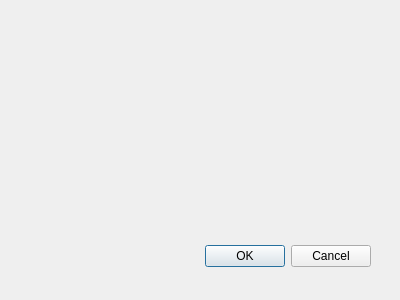
Above: CertMan/renew_cert_dlg.ui from jykim74/CertMan before the change. Below: the same form after it.
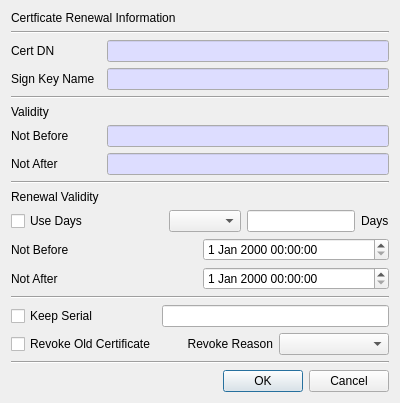
That is the form after the change.

Commit message: Renewal Certificate 기능 추가

Patch:
```diff
--- a/CertMan/renew_cert_dlg.ui
+++ b/CertMan/renew_cert_dlg.ui
@@ -9,28 +9,442 @@
     <x>0</x>
     <y>0</y>
     <width>400</width>
-    <height>300</height>
+    <height>384</height>
    </rect>
   </property>
   <property name="windowTitle">
    <string>Dialog</string>
   </property>
-  <widget class="QDialogButtonBox" name="buttonBox">
-   <property name="geometry">
-    <rect>
-     <x>30</x>
-     <y>240</y>
-     <width>341</width>
-     <height>32</height>
-    </rect>
-   </property>
-   <property name="orientation">
-    <enum>Qt::Horizontal</enum>
-   </property>
-   <property name="standardButtons">
-    <set>QDialogButtonBox::Cancel|QDialogButtonBox::Ok</set>
-   </property>
-  </widget>
+  <layout class="QVBoxLayout" name="verticalLayout">
+   <item>
+    <widget class="QLabel" name="label">
+     <property name="text">
+      <string>Certficate Renewal Information</string>
+     </property>
+    </widget>
+   </item>
+   <item>
+    <widget class="Line" name="line">
+     <property name="orientation">
+      <enum>Qt::Horizontal</enum>
+     </property>
+    </widget>
+   </item>
+   <item>
+    <layout class="QGridLayout" name="gridLayout">
+     <item row="0" column="0">
+      <widget class="QLabel" name="label_2">
+       <property name="minimumSize">
+        <size>
+         <width>90</width>
+         <height>0</height>
+        </size>
+       </property>
+       <property name="maximumSize">
+        <size>
+         <width>90</width>
+         <height>16777215</height>
+        </size>
+       </property>
+       <property name="text">
+        <string>Cert DN</string>
+       </property>
+      </widget>
+     </item>
+     <item row="0" column="1">
+      <widget class="QLineEdit" name="mCertDNText">
+       <property name="palette">
+        <palette>
+         <active>
+          <colorrole role="Base">
+           <brush brushstyle="SolidPattern">
+            <color alpha="255">
+             <red>221</red>
+             <green>221</green>
+             <blue>255</blue>
+            </color>
+           </brush>
+          </colorrole>
+         </active>
+         <inactive>
+          <colorrole role="Base">
+           <brush brushstyle="SolidPattern">
+            <color alpha="255">
+             <red>221</red>
+             <green>221</green>
+             <blue>255</blue>
+            </color>
+           </brush>
+          </colorrole>
+         </inactive>
+         <disabled>
+          <colorrole role="Base">
+           <brush brushstyle="SolidPattern">
+            <color alpha="255">
+             <red>240</red>
+             <green>240</green>
+             <blue>240</blue>
+            </color>
+           </brush>
+          </colorrole>
+         </disabled>
+        </palette>
+       </property>
+       <property name="readOnly">
+        <bool>true</bool>
+       </property>
+      </widget>
+     </item>
+     <item row="1" column="0">
+      <widget class="QLabel" name="label_3">
+       <property name="minimumSize">
+        <size>
+         <width>90</width>
+         <height>0</height>
+        </size>
+       </property>
+       <property name="maximumSize">
+        <size>
+         <width>90</width>
+         <height>16777215</height>
+        </size>
+       </property>
+       <property name="text">
+        <string>Sign Key Name</string>
+       </property>
+      </widget>
+     </item>
+     <item row="1" column="1">
+      <widget class="QLineEdit" name="mSignKeyName">
+       <property name="palette">
+        <palette>
+         <active>
+          <colorrole role="Base">
+           <brush brushstyle="SolidPattern">
+            <color alpha="255">
+             <red>221</red>
+             <green>221</green>
+             <blue>255</blue>
+            </color>
+           </brush>
+          </colorrole>
+         </active>
+         <inactive>
+          <colorrole role="Base">
+           <brush brushstyle="SolidPattern">
+            <color alpha="255">
+             <red>221</red>
+             <green>221</green>
+             <blue>255</blue>
+            </color>
+           </brush>
+          </colorrole>
+         </inactive>
+         <disabled>
+          <colorrole role="Base">
+           <brush brushstyle="SolidPattern">
+            <color alpha="255">
+             <red>240</red>
+             <green>240</green>
+             <blue>240</blue>
+            </color>
+           </brush>
+          </colorrole>
+         </disabled>
+        </palette>
+       </property>
+       <property name="readOnly">
+        <bool>true</bool>
+       </property>
+      </widget>
+     </item>
+    </layout>
+   </item>
+   <item>
+    <widget class="Line" name="line_3">
+     <property name="orientation">
+      <enum>Qt::Horizontal</enum>
+     </property>
+    </widget>
+   </item>
+   <item>
+    <widget class="QLabel" name="label_4">
+     <property name="text">
+      <string>Validity</string>
+     </property>
+    </widget>
+   </item>
+   <item>
+    <layout class="QGridLayout" name="gridLayout_2">
+     <item row="1" column="0">
+      <widget class="QLabel" name="label_6">
+       <property name="text">
+        <string>Not After</string>
+       </property>
+      </widget>
+     </item>
+     <item row="0" column="0">
+      <widget class="QLabel" name="label_5">
+       <property name="minimumSize">
+        <size>
+         <width>90</width>
+         <height>0</height>
+        </size>
+       </property>
+       <property name="maximumSize">
+        <size>
+         <width>90</width>
+         <height>16777215</height>
+        </size>
+       </property>
+       <property name="text">
+        <string>Not Before</string>
+       </property>
+      </widget>
+     </item>
+     <item row="0" column="1">
+      <widget class="QLineEdit" name="mNotBeforeText">
+       <property name="palette">
+        <palette>
+         <active>
+          <colorrole role="Base">
+           <brush brushstyle="SolidPattern">
+            <color alpha="255">
+             <red>221</red>
+             <green>221</green>
+             <blue>255</blue>
+            </color>
+           </brush>
+          </colorrole>
+         </active>
+         <inactive>
+          <colorrole role="Base">
+           <brush brushstyle="SolidPattern">
+            <color alpha="255">
+             <red>221</red>
+             <green>221</green>
+             <blue>255</blue>
+            </color>
+           </brush>
+          </colorrole>
+         </inactive>
+         <disabled>
+          <colorrole role="Base">
+           <brush brushstyle="SolidPattern">
+            <color alpha="255">
+             <red>240</red>
+             <green>240</green>
+             <blue>240</blue>
+            </color>
+           </brush>
+          </colorrole>
+         </disabled>
+        </palette>
+       </property>
+       <property name="readOnly">
+        <bool>true</bool>
+       </property>
+      </widget>
+     </item>
+     <item row="1" column="1">
+      <widget class="QLineEdit" name="mNotAfterText">
+       <property name="palette">
+        <palette>
+         <active>
+          <colorrole role="Base">
+           <brush brushstyle="SolidPattern">
+            <color alpha="255">
+             <red>221</red>
+             <green>221</green>
+             <blue>255</blue>
+            </color>
+           </brush>
+          </colorrole>
+         </active>
+         <inactive>
+          <colorrole role="Base">
+           <brush brushstyle="SolidPattern">
+            <color alpha="255">
+             <red>221</red>
+             <green>221</green>
+             <blue>255</blue>
+            </color>
+           </brush>
+          </colorrole>
+         </inactive>
+         <disabled>
+          <colorrole role="Base">
+           <brush brushstyle="SolidPattern">
+            <color alpha="255">
+             <red>240</red>
+             <green>240</green>
+             <blue>240</blue>
+            </color>
+           </brush>
+          </colorrole>
+         </disabled>
+        </palette>
+       </property>
+       <property name="readOnly">
+        <bool>true</bool>
+       </property>
+      </widget>
+     </item>
+    </layout>
+   </item>
+   <item>
+    <widget class="Line" name="line_4">
+     <property name="orientation">
+      <enum>Qt::Horizontal</enum>
+     </property>
+    </widget>
+   </item>
+   <item>
+    <widget class="QLabel" name="label_7">
+     <property name="text">
+      <string>Renewal Validity</string>
+     </property>
+    </widget>
+   </item>
+   <item>
+    <layout class="QGridLayout" name="gridLayout_4">
+     <item row="0" column="0">
+      <widget class="QCheckBox" name="mUseDayCheck">
+       <property name="minimumSize">
+        <size>
+         <width>90</width>
+         <height>0</height>
+        </size>
+       </property>
+       <property name="maximumSize">
+        <size>
+         <width>90</width>
+         <height>16777215</height>
+        </size>
+       </property>
+       <property name="text">
+        <string>Use Days</string>
+       </property>
+      </widget>
+     </item>
+     <item row="0" column="4">
+      <widget class="QLabel" name="mDayLabel">
+       <property name="text">
+        <string>Days</string>
+       </property>
+      </widget>
+     </item>
+     <item row="0" column="3">
+      <widget class="QLineEdit" name="mDayText">
+       <property name="minimumSize">
+        <size>
+         <width>60</width>
+         <height>0</height>
+        </size>
+       </property>
+      </widget>
+     </item>
+     <item row="0" column="2">
+      <widget class="QComboBox" name="mDayTypeCombo"/>
+     </item>
+     <item row="0" column="1">
+      <spacer name="horizontalSpacer">
+       <property name="orientation">
+        <enum>Qt::Horizontal</enum>
+       </property>
+       <property name="sizeHint" stdset="0">
+        <size>
+         <width>40</width>
+         <height>20</height>
+        </size>
+       </property>
+      </spacer>
+     </item>
+    </layout>
+   </item>
+   <item>
+    <layout class="QGridLayout" name="gridLayout_5">
+     <item row="0" column="0">
+      <widget class="QLabel" name="label_9">
+       <property name="text">
+        <string>Not Before</string>
+       </property>
+      </widget>
+     </item>
+     <item row="1" column="0">
+      <widget class="QLabel" name="label_10">
+       <property name="text">
+        <string>Not After</string>
+       </property>
+      </widget>
+     </item>
+     <item row="0" column="1">
+      <widget class="QDateTimeEdit" name="mNotBeforeDateTime"/>
+     </item>
+     <item row="1" column="1">
+      <widget class="QDateTimeEdit" name="mNotAfterDateTime"/>
+     </item>
+    </layout>
+   </item>
+   <item>
+    <widget class="Line" name="line_2">
+     <property name="orientation">
+      <enum>Qt::Horizontal</enum>
+     </property>
+    </widget>
+   </item>
+   <item>
+    <layout class="QGridLayout" name="gridLayout_6">
+     <item row="0" column="0">
+      <widget class="QCheckBox" name="mKeepSerialCheck">
+       <property name="text">
+        <string>Keep Serial</string>
+       </property>
+      </widget>
+     </item>
+     <item row="1" column="0">
+      <widget class="QCheckBox" name="mRevokeCheck">
+       <property name="text">
+        <string>Revoke Old Certificate</string>
+       </property>
+      </widget>
+     </item>
+     <item row="0" column="1" colspan="2">
+      <widget class="QLineEdit" name="mSerialText"/>
+     </item>
+     <item row="1" column="2">
+      <widget class="QComboBox" name="mRevokeReasonCombo"/>
+     </item>
+     <item row="1" column="1">
+      <widget class="QLabel" name="label_11">
+       <property name="text">
+        <string>Revoke Reason</string>
+       </property>
+       <property name="alignment">
+        <set>Qt::AlignRight|Qt::AlignTrailing|Qt::AlignVCenter</set>
+       </property>
+      </widget>
+     </item>
+    </layout>
+   </item>
+   <item>
+    <widget class="Line" name="line_5">
+     <property name="orientation">
+      <enum>Qt::Horizontal</enum>
+     </property>
+    </widget>
+   </item>
+   <item>
+    <widget class="QDialogButtonBox" name="buttonBox">
+     <property name="orientation">
+      <enum>Qt::Horizontal</enum>
+     </property>
+     <property name="standardButtons">
+      <set>QDialogButtonBox::Cancel|QDialogButtonBox::Ok</set>
+     </property>
+    </widget>
+   </item>
+  </layout>
  </widget>
  <pixmapfunction/>
  <resources/>
```
Left out of the diff: 7 changed lines with no effect on the pictures. The commit also changes 5 other files.
